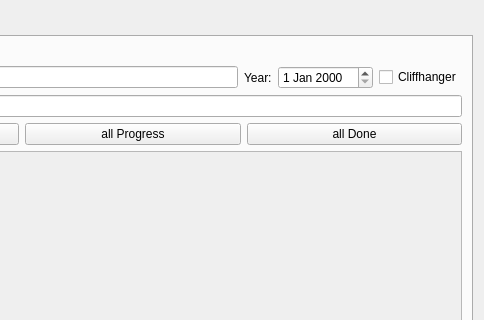
birkeh/qtMultimediaDB, file cedit.ui: the form before one commit; both pictures show x 218 to 702 and y 0 to 320 of the 702 by 458 pixel window.
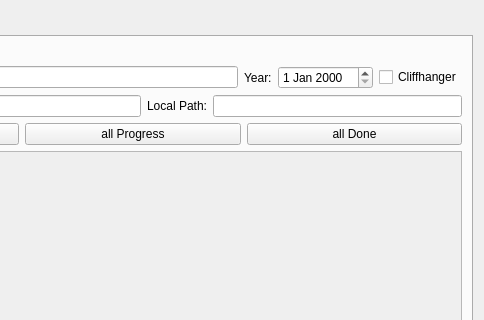
The form after the commit. The open tabs and pages were chosen to show the change. Custom widgets are drawn as their Qt base class.

Commit message: added local path information to series

```diff
--- a/cedit.ui
+++ b/cedit.ui
@@ -77,6 +77,16 @@
                <item>
                 <widget class="QLineEdit" name="m_lpDownloadLink"/>
                </item>
+               <item>
+                <widget class="QLabel" name="label">
+                 <property name="text">
+                  <string>Local Path:</string>
+                 </property>
+                </widget>
+               </item>
+               <item>
+                <widget class="QLineEdit" name="m_lpLocalPath"/>
+               </item>
               </layout>
              </item>
              <item>
```
Left out of the diff: 2 changed lines with no effect on the pictures. The commit also changes 5 other files.
